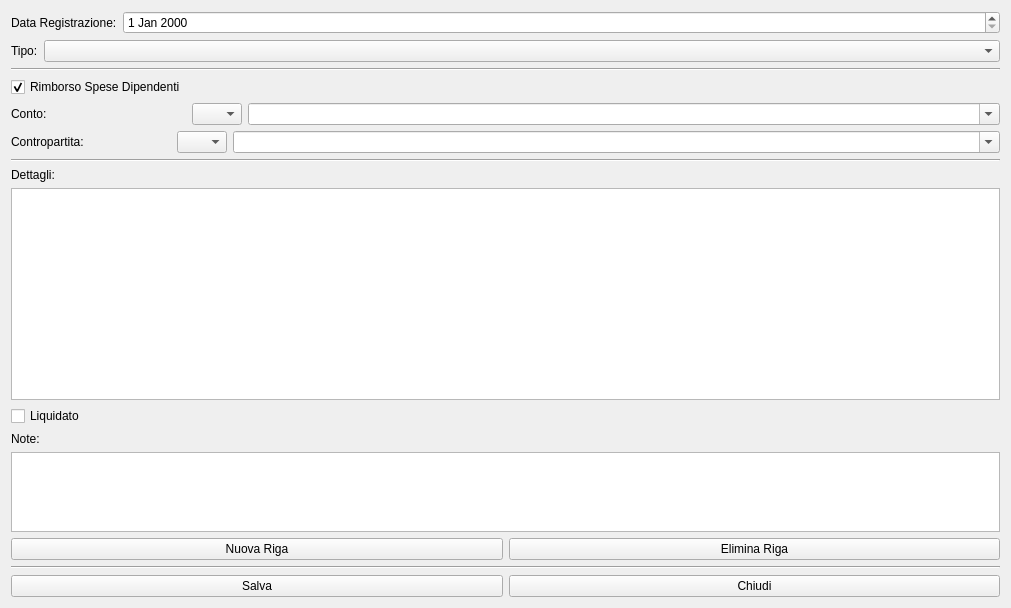
First picture: the form in cnuovaregistrazione.ui, repository fblabs/cimiapp2, before the edit.
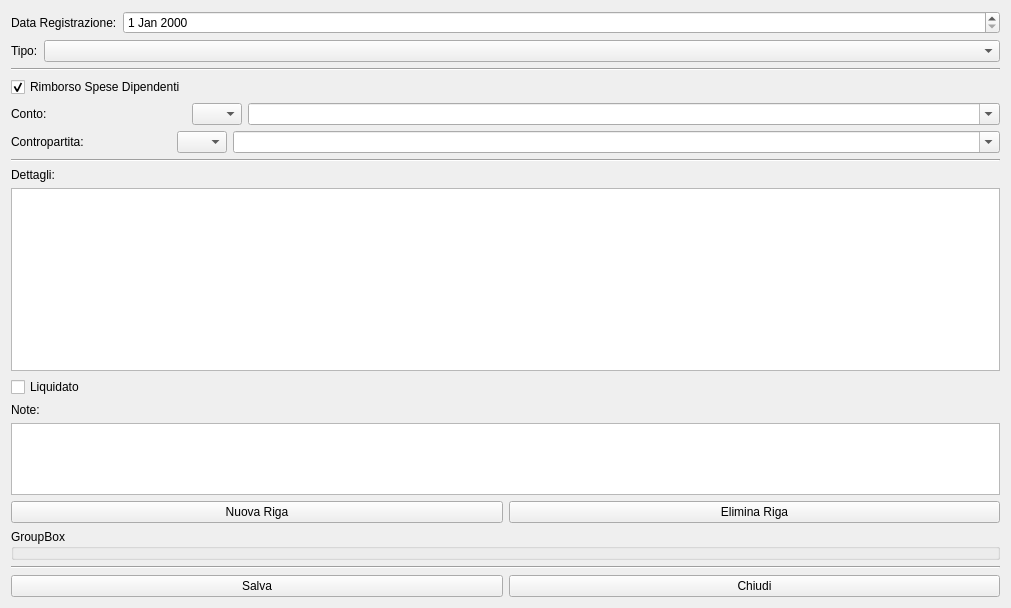
Second picture: the form after the edit. Icons and pictures are not drawn.

Patch:
```diff
--- a/cnuovaregistrazione.ui
+++ b/cnuovaregistrazione.ui
@@ -220,6 +220,13 @@
      </item>
     </layout>
    </item>
+   <item>
+    <widget class="QGroupBox" name="groupBox">
+     <property name="title">
+      <string>GroupBox</string>
+     </property>
+    </widget>
+   </item>
    <item>
     <widget class="Line" name="line_3">
      <property name="orientation">
```
